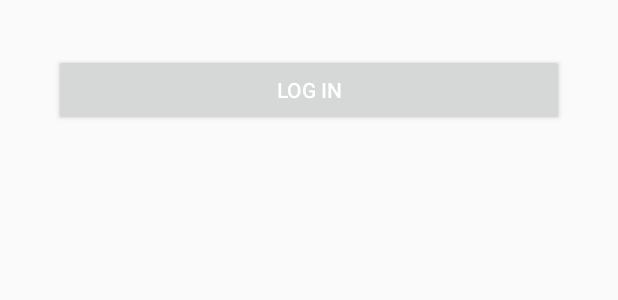
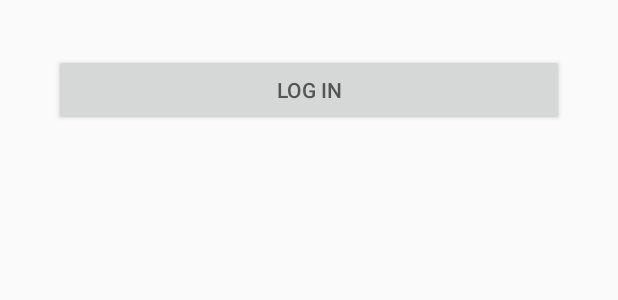
Before and after one commit to danielhochman/codepath-twitter, an Android app: the layout activity_login.xml on its own in the app's theme, with its tools: preview values and no code run, on a phone screen of 412 x 824 dp. Shown: the top 300 px of the screen. Run offline under Robolectric (Android 15) with nearby library versions, the phone set to English and light mode, and no system bars.

```diff
--- a/app/src/main/java/com/codepath/apps/twitter/adapters/TweetArrayAdapter.java
+++ b/app/src/main/java/com/codepath/apps/twitter/adapters/TweetArrayAdapter.java
@@ -75,7 +75,7 @@ public class TweetArrayAdapter extends ArrayAdapter<Tweet> {
 
     private Spannable formatHashtagsAndNames(String text) {
         String htmlCommentText = text.replaceAll("([#@][A-Za-z0-9_\\.]+)", "<a href=\"#\">$1</a>");
-        htmlCommentText = htmlCommentText.replaceAll("(http:\\S*)", "<a href=\"$1\">$1</a> ");
+        htmlCommentText = htmlCommentText.replaceAll("(https?:\\S*)", "<a href=\"$1\">$1</a> ");
 
         // Prevent underlining of links
         Spannable s = (Spannable) Html.fromHtml(htmlCommentText);
--- a/app/src/main/res/layout/activity_login.xml
+++ b/app/src/main/res/layout/activity_login.xml
@@ -6,6 +6,7 @@
     android:paddingLeft="@dimen/activity_horizontal_margin"
     android:paddingRight="@dimen/activity_horizontal_margin"
     android:paddingTop="@dimen/activity_vertical_margin"
+    android:noHistory="true"
     tools:context=".LoginActivity" >
 
     <Button
--- a/app/src/main/res/layout/activity_timeline.xml
+++ b/app/src/main/res/layout/activity_timeline.xml
@@ -3,6 +3,7 @@
     xmlns:app="http://schemas.android.com/apk/res-auto"
     android:layout_width="match_parent"
     android:layout_height="match_parent"
+    android:noHistory="true"
     tools:context="com.codepath.apps.twitter.TimelineActivity">
 
     <android.support.v7.widget.Toolbar
--- a/app/src/main/res/layout/fragment_compose.xml
+++ b/app/src/main/res/layout/fragment_compose.xml
@@ -35,7 +35,8 @@
         android:layout_below="@id/topComposeToolbar"
         android:id="@+id/llCompose">
         <EditText
-            android:id="@+id/txt_your_name"
+            android:id="@+id/etTweet"
+            android:textColor="@color/grey"
             android:inputType="textAutoCorrect|textCapSentences|textMultiLine"
             android:layout_width="match_parent"  android:layout_height="wrap_content"
             android:imeOptions="actionDone" /></LinearLayout>
--- a/app/src/main/res/values-v14/styles.xml
+++ b/app/src/main/res/values-v14/styles.xml
@@ -7,6 +7,8 @@
     -->
     <style name="AppBaseTheme" parent="Theme.AppCompat.Light.NoActionBar">
         <!-- API 14 theme customizations can go here. -->
+        <item name="actionMenuTextColor">@color/grey</item>
+        <item name="android:actionMenuTextColor">@color/grey</item>
     </style>
 
 </resources>
--- a/app/src/main/res/values/colors.xml
+++ b/app/src/main/res/values/colors.xml
@@ -6,4 +6,6 @@
     <color name="light_grey">#BBB</color>
     <color name="primary_blue">#55ACEE</color>
     <color name="secondary_blue">#0084B4</color>
+    <color name="red">#BA2326</color>
+    <color name="light_red">#DB9596</color>
 </resources>
--- a/app/src/main/res/values/styles.xml
+++ b/app/src/main/res/values/styles.xml
@@ -6,6 +6,8 @@
             res/values-vXX/styles.xml, while customizations related to
             backward-compatibility can go here.
         -->
+        <item name="actionMenuTextColor">@color/grey</item>
+        <item name="android:actionMenuTextColor">@color/grey</item>
     </style>
 
     <!-- Application theme. -->
@@ -13,7 +15,7 @@
         <!-- All customizations that are NOT specific to a particular API-level can go here. -->
 
         <item name="colorPrimary">@color/primary_blue</item>
-        <item name="android:textColorPrimary">@color/white</item>
+        <item name="android:textColorPrimary">@color/grey</item>
         <item name="android:textColorSecondary">@color/white</item>
     </style>
 
```
Also changed, not shown: app/src/main/java/com/codepath/apps/twitter/ComposeDialog.java (+45 -5 lines), app/src/main/java/com/codepath/apps/twitter/TimelineActivity.java (+6 -1 lines), app/src/main/java/com/codepath/apps/twitter/TwitterClient.java (+1 -7 lines).
